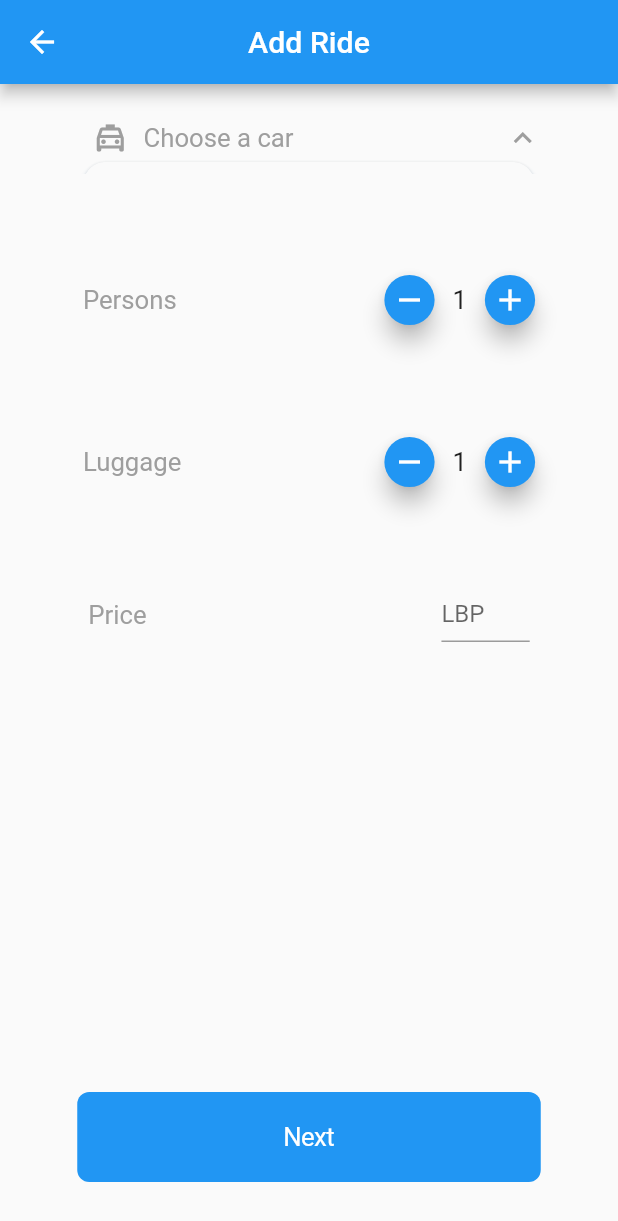
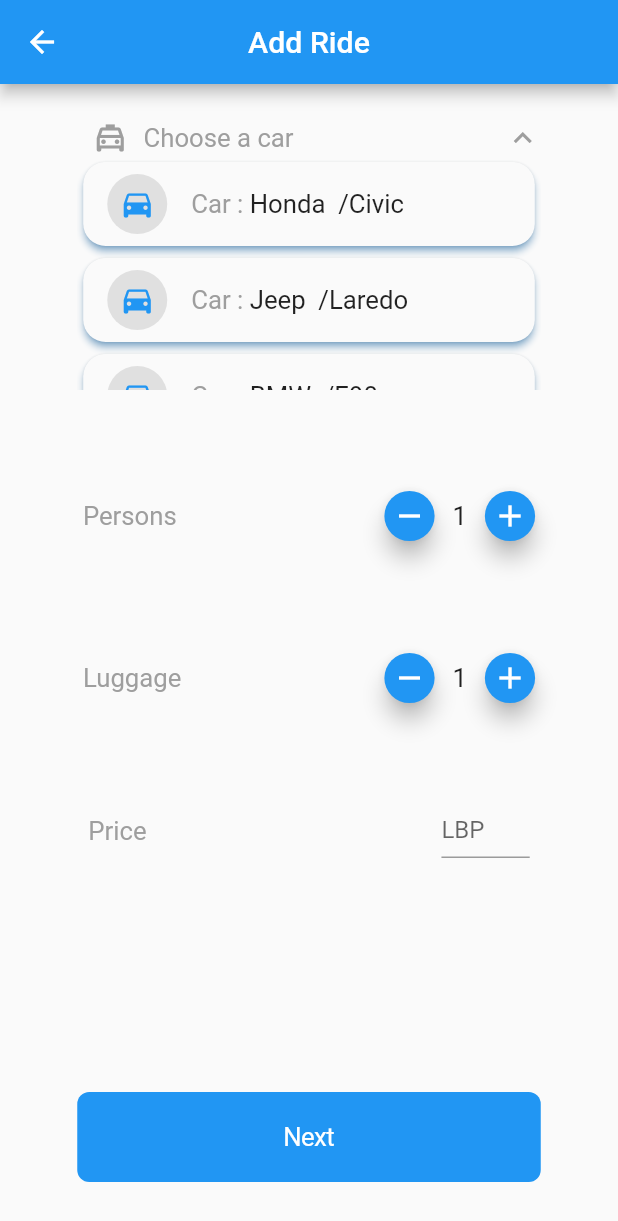
Before and after one commit to Hasankanso/pickapp_flutter, a Flutter app: the AddRidePage3 screen opened by its route, after a tap on "Choose a car", on a phone screen of 412 x 824 dp. Shown: the top 1221 px of the screen. Run offline on Flutter 3.47's test engine with Material 2 defaults, Android fonts, the phone set to English and light mode, and no system bars; our stand-ins replace flutter_datetime_picker, fluttertoast, geolocator, rflutter_alert, rxdart, shared_preferences; missing offline and left inert: backendless_sdk, flutter_google_places, flutter_material_color_picker, google_maps_webservice; accounts and stored records are empty.

Commit message:
Updating addRides pages

```diff
--- a/lib/pages/AddRidePage3.dart
+++ b/lib/pages/AddRidePage3.dart
@@ -18,7 +18,6 @@ class _AddRidePage3State extends State<AddRidePage3> {
   NumberController numberController = NumberController();
   NumberController numberController2 = NumberController();
   int hhhh = 30;
-  bool hide = false;
   String selectedCar = "Choose a car";
   @override
   Widget build(BuildContext context) {
@@ -33,9 +32,8 @@ class _AddRidePage3State extends State<AddRidePage3> {
           ),
           ResponsiveWidget(
             width: 270,
-            height: hhhh,
+            height: 150,
             child: MainExpansionTile(
-              initiallyExpanded: hide,
               leading: Icon(
                 Icons.local_taxi_outlined,
                 size: Styles.mediumIconSize(),
@@ -111,13 +109,6 @@ class _AddRidePage3State extends State<AddRidePage3> {
     );
   }
 
-  void settt() {
-    if (hhhh == 30)
-      hhhh = 270;
-    else
-      hhhh = 30;
-    setState(() {});
-  }
 
   Widget carTile(String brand, String name) {
     return Card(
--- a/lib/pages/Profile.dart
+++ b/lib/pages/Profile.dart
@@ -265,7 +265,9 @@ class _ProfileState extends State<Profile> with TickerProviderStateMixin {
                       style: Styles.valueTextStyle(),
                     ),
                     children: App.driver.cars
-                        .map((Car car) => CarListTile(car))
+                        .map((Car car) {
+                          return CarListTile(car);
+                        })
                         .toList(growable: true),
                   ),
                 ),
```
